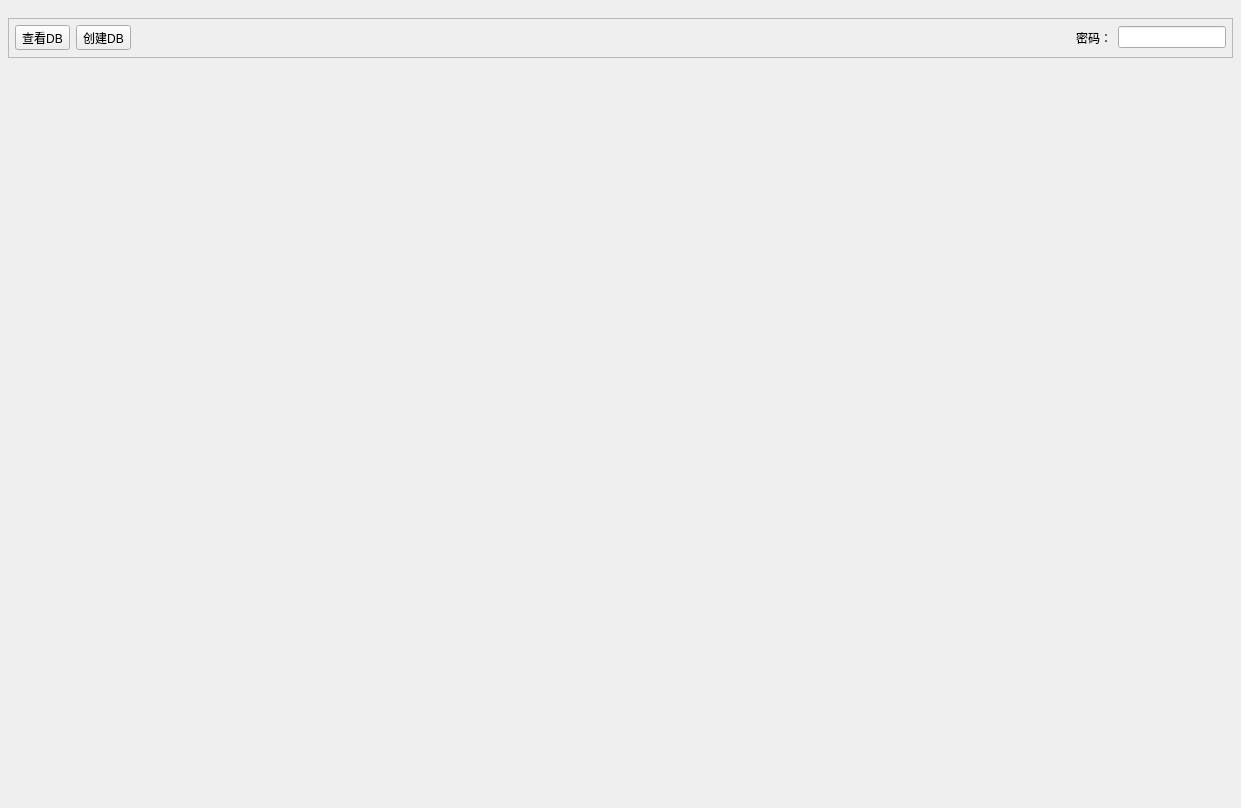
Above: sqlitestudio.ui from MrLoo1/QT-SQLiteStudio before the change. Below: the same form after it.
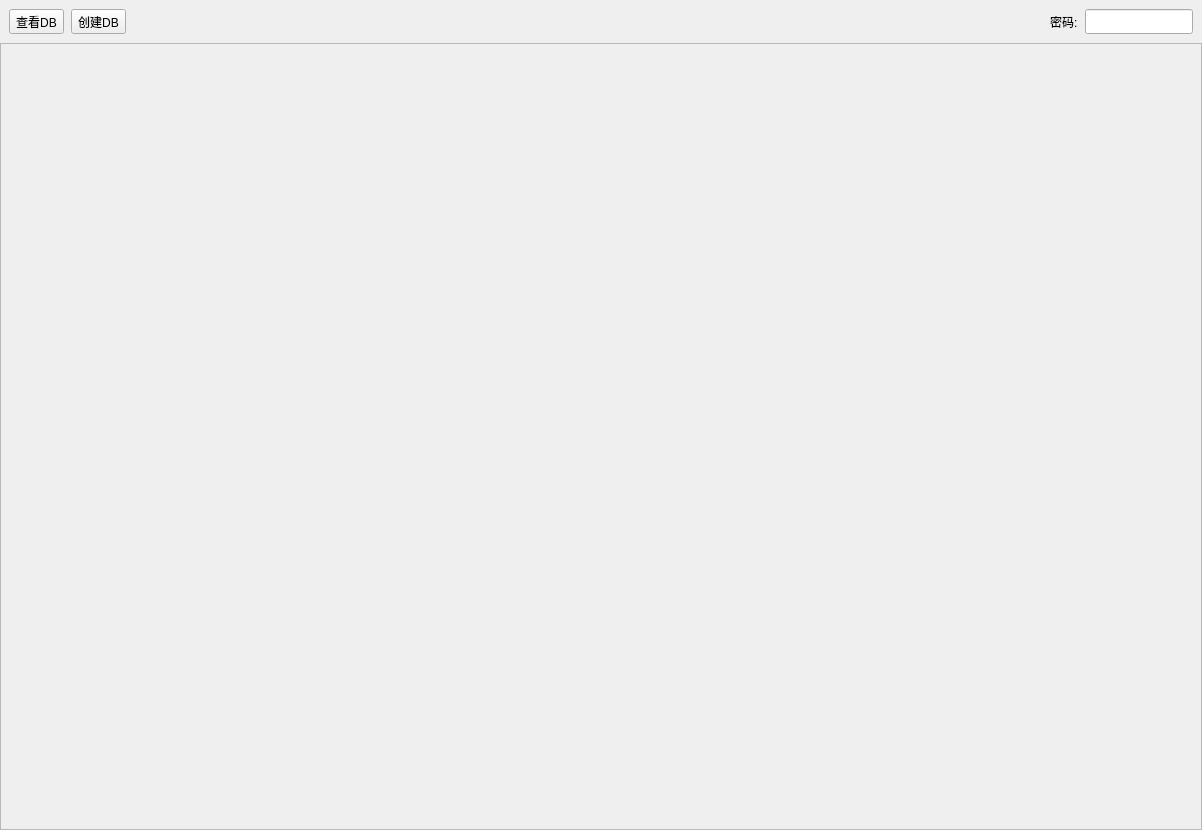
That is the form after the change. The open tabs and pages were chosen to show the change.

```diff
--- a/sqlitestudio.ui
+++ b/sqlitestudio.ui
@@ -1,39 +1,41 @@
 <?xml version="1.0" encoding="UTF-8"?>
 <ui version="4.0">
  <class>sqlitestudio</class>
- <widget class="QMainWindow" name="sqlitestudio">
+ <widget class="QDialog" name="sqlitestudio">
   <property name="geometry">
    <rect>
     <x>0</x>
     <y>0</y>
-    <width>1241</width>
-    <height>808</height>
+    <width>1202</width>
+    <height>830</height>
    </rect>
   </property>
   <property name="windowTitle">
    <string>sqlitestudio</string>
   </property>
-  <widget class="QWidget" name="centralwidget">
-   <layout class="QGridLayout" name="gridLayout">
+  <property name="styleSheet">
+   <string notr="true"/>
+  </property>
+  <layout class="QVBoxLayout" name="verticalLayout">
+   <property name="spacing">
+    <number>0</number>
+   </property>
     <property name="leftMargin">
-     <number>8</number>
+    <number>0</number>
     </property>
     <property name="topMargin">
      <number>0</number>
     </property>
     <property name="rightMargin">
-     <number>8</number>
+    <number>0</number>
     </property>
     <property name="bottomMargin">
-     <number>8</number>
-    </property>
-    <property name="spacing">
-     <number>8</number>
-    </property>
-    <item row="0" column="0">
+    <number>0</number>
+   </property>
+   <item>
      <widget class="QFrame" name="frame">
       <property name="sizePolicy">
-       <sizepolicy hsizetype="Preferred" vsizetype="Expanding">
+      <sizepolicy hsizetype="Preferred" vsizetype="Fixed">
         <horstretch>0</horstretch>
         <verstretch>0</verstretch>
        </sizepolicy>
@@ -41,38 +43,44 @@
       <property name="minimumSize">
        <size>
         <width>0</width>
-        <height>40</height>
+       <height>0</height>
        </size>
       </property>
       <property name="maximumSize">
        <size>
         <width>16777215</width>
-        <height>4</height>
+       <height>16777215</height>
        </size>
       </property>
       <property name="frameShape">
-       <enum>QFrame::StyledPanel</enum>
+      <enum>QFrame::NoFrame</enum>
       </property>
       <property name="frameShadow">
-       <enum>QFrame::Raised</enum>
-      </property>
-      <layout class="QGridLayout" name="gridLayout_2">
+      <enum>QFrame::Plain</enum>
+     </property>
+     <property name="lineWidth">
+      <number>1</number>
+     </property>
+     <property name="midLineWidth">
+      <number>1</number>
+     </property>
+     <layout class="QHBoxLayout" name="horizontalLayout">
+      <property name="spacing">
+       <number>7</number>
+      </property>
        <property name="leftMargin">
-        <number>6</number>
+       <number>9</number>
        </property>
        <property name="topMargin">
-        <number>0</number>
+       <number>9</number>
        </property>
        <property name="rightMargin">
-        <number>6</number>
+       <number>9</number>
        </property>
        <property name="bottomMargin">
-        <number>0</number>
-       </property>
-       <property name="spacing">
-        <number>6</number>
-       </property>
-       <item row="0" column="0">
+       <number>9</number>
+      </property>
+      <item>
         <widget class="QToolButton" name="btnSeeDB">
          <property name="sizePolicy">
           <sizepolicy hsizetype="Preferred" vsizetype="Preferred">
@@ -83,12 +91,15 @@
          <property name="text">
           <string>查看DB</string>
          </property>
-        </widget>
-       </item>
-       <item row="0" column="1">
+        <property name="checkable">
+         <bool>true</bool>
+        </property>
+       </widget>
+      </item>
+      <item>
         <widget class="QToolButton" name="btnCreateDB">
          <property name="sizePolicy">
-          <sizepolicy hsizetype="Preferred" vsizetype="Preferred">
+         <sizepolicy hsizetype="Preferred" vsizetype="Expanding">
            <horstretch>0</horstretch>
            <verstretch>0</verstretch>
           </sizepolicy>
@@ -96,9 +107,12 @@
          <property name="text">
           <string>创建DB</string>
          </property>
-        </widget>
-       </item>
-       <item row="0" column="2">
+        <property name="checkable">
+         <bool>true</bool>
+        </property>
+       </widget>
+      </item>
+      <item>
         <spacer name="horizontalSpacer">
          <property name="orientation">
           <enum>Qt::Horizontal</enum>
@@ -111,34 +125,52 @@
          </property>
         </spacer>
        </item>
-       <item row="0" column="3">
+      <item>
         <widget class="QLabel" name="lbPassword">
+        <property name="sizePolicy">
+         <sizepolicy hsizetype="Preferred" vsizetype="Expanding">
+          <horstretch>0</horstretch>
+          <verstretch>0</verstretch>
+         </sizepolicy>
+        </property>
          <property name="text">
-          <string>密码：</string>
+         <string>密码:</string>
          </property>
         </widget>
        </item>
-       <item row="0" column="4">
+      <item>
         <widget class="QLineEdit" name="edPassword">
          <property name="sizePolicy">
-          <sizepolicy hsizetype="Preferred" vsizetype="Fixed">
+         <sizepolicy hsizetype="Preferred" vsizetype="Preferred">
            <horstretch>0</horstretch>
            <verstretch>0</verstretch>
           </sizepolicy>
          </property>
+        <property name="minimumSize">
+         <size>
+          <width>0</width>
+          <height>0</height>
+         </size>
+        </property>
+        <property name="maxLength">
+         <number>32</number>
+        </property>
         </widget>
        </item>
       </layout>
      </widget>
     </item>
-    <item row="1" column="0">
+   <item>
      <widget class="QStackedWidget" name="stackedWidget">
       <property name="sizePolicy">
-       <sizepolicy hsizetype="Expanding" vsizetype="Preferred">
+      <sizepolicy hsizetype="Preferred" vsizetype="Preferred">
         <horstretch>0</horstretch>
         <verstretch>0</verstretch>
        </sizepolicy>
       </property>
+     <property name="frameShape">
+      <enum>QFrame::StyledPanel</enum>
+     </property>
       <property name="currentIndex">
        <number>1</number>
       </property>
@@ -148,7 +180,8 @@
     </item>
    </layout>
   </widget>
- </widget>
- <resources/>
+ <resources>
+  <include location="sqlitestudio.qrc"/>
+ </resources>
  <connections/>
 </ui>
```
Left out of the diff: 2 changed lines with no effect on the pictures. Lines whose indentation alone changed are shown as unchanged.
